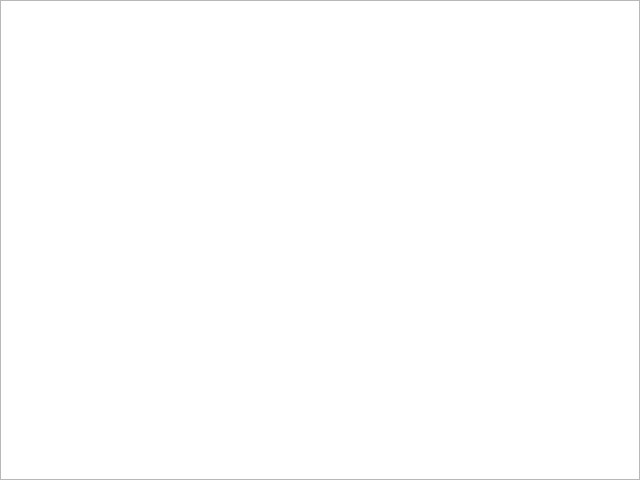
MITK/MITK, file Plugins/org.mitk.gui.qt.application/src/internal/QmitkToolBarsPreferencePage.ui: the form before one commit.
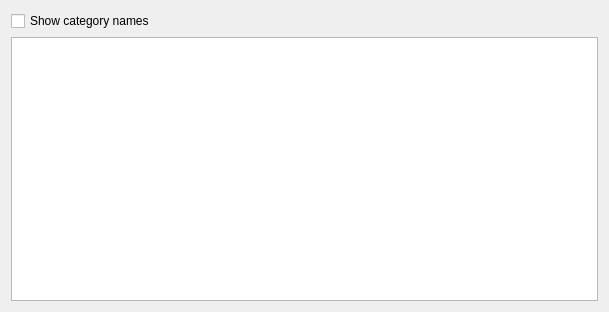
The form after the commit.

Commit message:
Move tool bar category pref to tool bar pref page
Also, do not require an application restart to apply tool bar category visibility anymore.

```diff
--- a/Plugins/org.mitk.gui.qt.application/src/internal/QmitkToolBarsPreferencePage.ui
+++ b/Plugins/org.mitk.gui.qt.application/src/internal/QmitkToolBarsPreferencePage.ui
@@ -6,23 +6,18 @@
    <rect>
     <x>0</x>
     <y>0</y>
-    <width>640</width>
-    <height>480</height>
+    <width>609</width>
+    <height>312</height>
    </rect>
   </property>
   <layout class="QVBoxLayout" name="verticalLayout">
-   <property name="leftMargin">
-    <number>0</number>
-   </property>
-   <property name="topMargin">
-    <number>0</number>
-   </property>
-   <property name="rightMargin">
-    <number>0</number>
-   </property>
-   <property name="bottomMargin">
-    <number>0</number>
-   </property>
+   <item>
+    <widget class="QCheckBox" name="showCategoriesCheckBox">
+     <property name="text">
+      <string>Show category names</string>
+     </property>
+    </widget>
+   </item>
    <item>
     <widget class="QTreeWidget" name="treeWidget">
      <property name="editTriggers">
@@ -37,6 +32,11 @@
      <property name="headerHidden">
       <bool>true</bool>
      </property>
+     <column>
+      <property name="text">
+       <string notr="true">1</string>
+      </property>
+     </column>
     </widget>
    </item>
   </layout>
```
Left out of the diff: 4 changed lines with no effect on the pictures. The commit also changes 9 other files.
